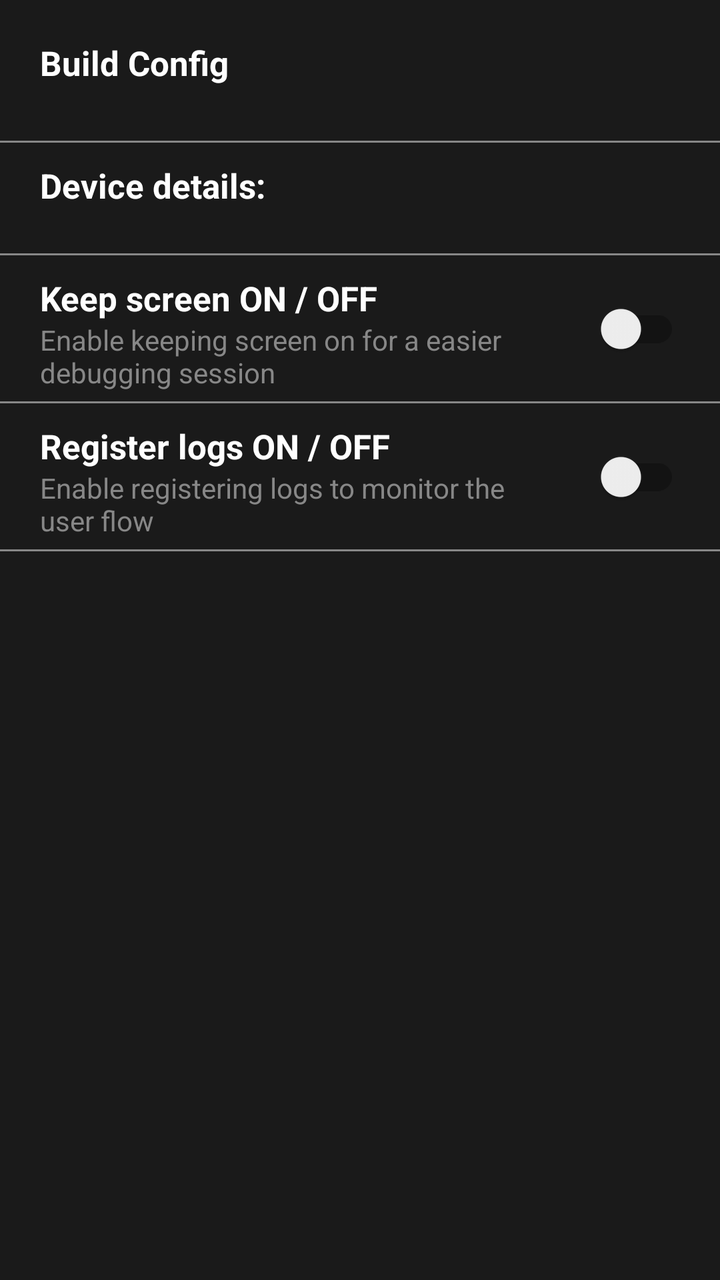
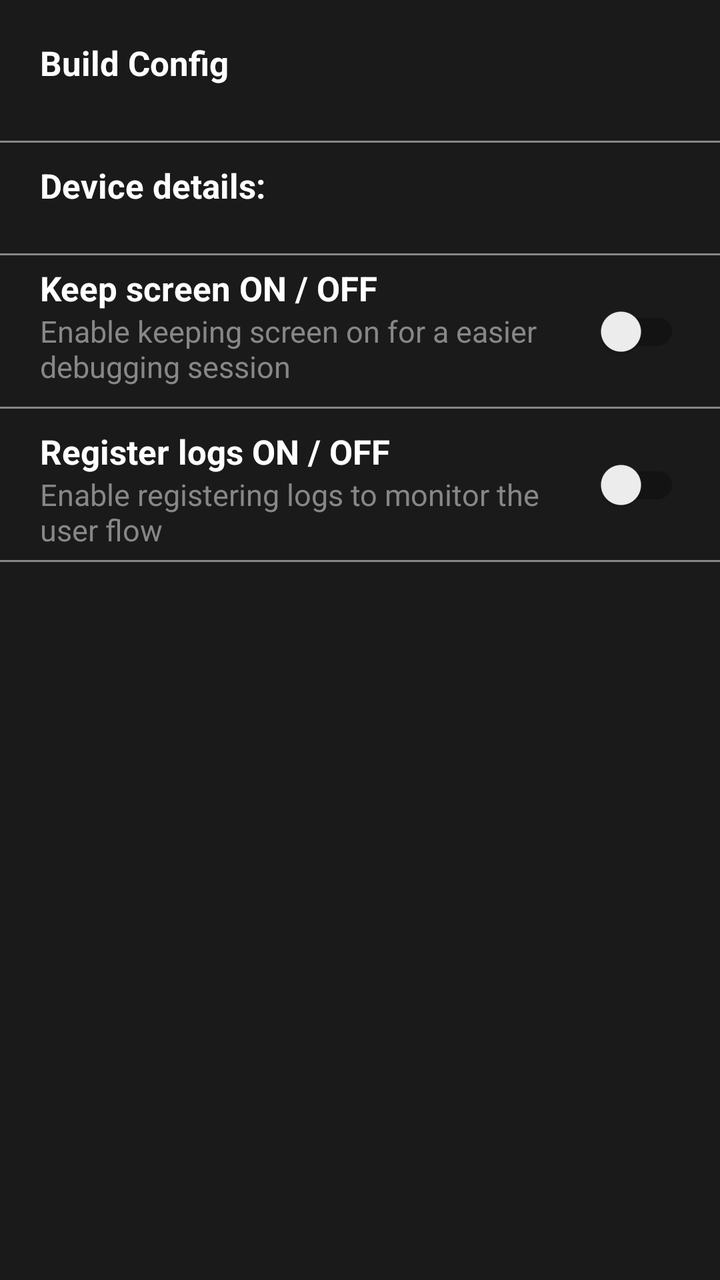

The first picture is an Android layout as it rendered before a commit; the second is the same layout after the commit. The layout source and the unified diff follow.
<!-- AndroidManifest.xml: application theme Theme.BaseMVVM -->
<!-- res/layout/activity_developer.xml -->
<?xml version="1.0" encoding="utf-8"?>
<androidx.constraintlayout.widget.ConstraintLayout xmlns:android="http://schemas.android.com/apk/res/android"
    xmlns:app="http://schemas.android.com/apk/res-auto"
    xmlns:tools="http://schemas.android.com/tools"
    android:layout_width="match_parent"
    android:layout_height="match_parent"
    tools:context=".developeroptions.DeveloperActivity"
    android:background="@color/dark_gray"
    >


    <TextView
        android:id="@+id/buildConfigTextView"
        android:layout_width="wrap_content"
        android:layout_height="wrap_content"
        app:layout_constraintTop_toTopOf="parent"
        app:layout_constraintLeft_toLeftOf="parent"
        android:layout_marginTop="20dp"
        android:layout_marginStart="20dp"
        android:text="@string/build_config"
        android:textStyle="bold"
        android:textColor="@color/white"
        android:textSize="17sp" />

    <TextView
        android:id="@+id/versionNameTextView"
        android:layout_width="wrap_content"
        android:layout_height="wrap_content"
        app:layout_constraintTop_toBottomOf="@id/buildConfigTextView"
        app:layout_constraintLeft_toLeftOf="parent"
        android:layout_marginTop="5dp"
        android:layout_marginStart="20dp"
        android:textColor="@color/letters_gray"
        android:textSize="13sp"
        android:textStyle="bold"
        >

    </TextView>


    <View
        android:id="@+id/divider1"
        android:layout_width="match_parent"
        android:layout_height="1dp"
        android:background="@color/letters_gray"
        app:layout_constraintLeft_toLeftOf="parent"
        app:layout_constraintRight_toRightOf="parent"
        app:layout_constraintTop_toBottomOf="@id/versionNameTextView"
        android:layout_marginTop="5dp"/>

    <TextView
        android:id="@+id/deviceDetailsTextView"
        android:layout_width="wrap_content"
        android:layout_height="wrap_content"
        app:layout_constraintTop_toBottomOf="@id/divider1"
        app:layout_constraintLeft_toLeftOf="parent"
        android:layout_marginTop="10dp"
        android:layout_marginStart="20dp"
        android:textColor="@color/white"
        android:textSize="17sp"
        android:text="@string/device_details"
        android:textStyle="bold"
        >

    </TextView>

    <TextView
        android:id="@+id/deviceDetailsValueTextView"
        android:layout_width="wrap_content"
        android:layout_height="wrap_content"
        app:layout_constraintTop_toBottomOf="@id/deviceDetailsTextView"
        app:layout_constraintLeft_toLeftOf="parent"
        android:layout_marginStart="20dp"
        android:textColor="@color/letters_gray"
        android:textSize="13sp"
        >

    </TextView>

    <View
        android:id="@+id/divider2"
        android:layout_width="match_parent"
        android:layout_height="1dp"
        android:background="@color/letters_gray"
        app:layout_constraintLeft_toLeftOf="parent"
        app:layout_constraintRight_toRightOf="parent"
        app:layout_constraintTop_toBottomOf="@id/deviceDetailsValueTextView"
        android:layout_marginTop="5dp"/>





    <androidx.appcompat.widget.SwitchCompat
        android:id="@+id/keepScreenOnOffSwitch"
        android:layout_width="wrap_content"
        android:layout_height="wrap_content"
        app:layout_constraintTop_toTopOf="@id/divider2"
        app:layout_constraintBottom_toBottomOf="@id/divider3"
        app:layout_constraintRight_toRightOf="parent"
        android:layout_marginEnd="20dp">

    </androidx.appcompat.widget.SwitchCompat>

    <TextView
        android:id="@+id/keepScreenOnTextView"
        android:layout_width="wrap_content"
        android:layout_height="wrap_content"
        app:layout_constraintTop_toBottomOf="@id/divider2"
        app:layout_constraintLeft_toLeftOf="parent"
        android:layout_marginStart="20dp"
        android:layout_marginTop="10dp"
        android:textStyle="bold"
        android:textSize="17sp"
        android:textColor="@color/white"
        android:text="@string/keep_screen_on_off" />

    <TextView
        android:id="@+id/keepScreenOnDescriptionTextView"
        android:layout_width="wrap_content"
        android:layout_height="wrap_content"
        app:layout_constraintTop_toBottomOf="@id/keepScreenOnTextView"
        app:layout_constraintLeft_toLeftOf="parent"
        android:layout_marginStart="20dp"
        android:text="@string/keep_screen_on_off_text"
        android:textColor="@color/letters_gray"
        android:textSize="14sp"
        android:maxWidth="250dp" />

    <View
        android:id="@+id/divider3"
        android:layout_width="match_parent"
        android:layout_height="1dp"
        android:background="@color/letters_gray"
        app:layout_constraintLeft_toLeftOf="parent"
        app:layout_constraintRight_toRightOf="parent"
        app:layout_constraintTop_toBottomOf="@id/keepScreenOnDescriptionTextView"
        android:layout_marginTop="5dp"/>

    <androidx.appcompat.widget.SwitchCompat
        android:id="@+id/logsOnOffSwitch"
        android:layout_width="wrap_content"
        android:layout_height="wrap_content"
        app:layout_constraintTop_toTopOf="@id/divider3"
        app:layout_constraintBottom_toBottomOf="@id/divider4"
        app:layout_constraintRight_toRightOf="parent"
        android:layout_marginEnd="20dp">

    </androidx.appcompat.widget.SwitchCompat>

    <TextView
        android:id="@+id/registerlogsOnOffTextView"
        android:layout_width="wrap_content"
        android:layout_height="wrap_content"
        app:layout_constraintLeft_toLeftOf="parent"
        app:layout_constraintTop_toBottomOf="@id/divider3"
        android:layout_marginStart="20dp"
        android:layout_marginTop="10dp"
        android:textStyle="bold"
        android:textSize="17sp"
        android:textColor="@color/white"
        android:text="@string/logs_on_off" />

    <TextView
        android:id="@+id/registerLogsDescriptionTextView"
        android:layout_width="wrap_content"
        android:layout_height="wrap_content"
        app:layout_constraintTop_toBottomOf="@id/registerlogsOnOffTextView"
        app:layout_constraintLeft_toLeftOf="parent"
        android:layout_marginStart="20dp"
        android:text="@string/logs_on_off_text"
        android:textColor="@color/letters_gray"
        android:textSize="14sp"
        android:maxWidth="250dp" />

    <View
        android:id="@+id/divider4"
        android:layout_width="match_parent"
        android:layout_height="1dp"
        android:background="@color/letters_gray"
        app:layout_constraintLeft_toLeftOf="parent"
        app:layout_constraintRight_toRightOf="parent"
        app:layout_constraintTop_toBottomOf="@id/registerLogsDescriptionTextView"
        android:layout_marginTop="5dp"/>


</androidx.constraintlayout.widget.ConstraintLayout>
<!-- resources referenced by this layout -->
<resources>
  <color name="dark_gray">#1a1a1a</color>
  <color name="letters_gray">#878787</color>
  <color name="white">#FFFFFFFF</color>
  <string name="build_config">Build Config</string>
  <string name="device_details">Device details: </string>
  <string name="keep_screen_on_off">Keep screen ON / OFF</string>
  <string name="keep_screen_on_off_text">Enable keeping screen on for a easier debugging session</string>
  <string name="logs_on_off">Register logs ON / OFF</string>
  <string name="logs_on_off_text">Enable registering logs to monitor the user flow</string>
  <style name="Theme.BaseMVVM" parent="Theme.MaterialComponents.DayNight.DarkActionBar">
          
          <item name="colorPrimary">@color/purple_500</item>
          <item name="colorPrimaryVariant">@color/purple_700</item>
          <item name="colorOnPrimary">@color/white</item>
          
          <item name="colorSecondary">@color/teal_200</item>
          <item name="colorSecondaryVariant">@color/teal_700</item>
          <item name="colorOnSecondary">@color/black</item>
          
          <item name="android:statusBarColor" tools:targetApi="l">?attr/colorPrimaryVariant</item>
          
      </style>
  <color name="purple_500">#FF6200EE</color>
  <color name="purple_700">#FF3700B3</color>
  <color name="teal_200">#FF03DAC5</color>
  <color name="teal_700">#FF018786</color>
  <color name="black">#FF000000</color>
</resources>

<!-- the commit's change to res/layout/activity_developer.xml (unified diff, before → after) -->
@@ -4,184 +4,163 @@
     xmlns:tools="http://schemas.android.com/tools"
     android:layout_width="match_parent"
     android:layout_height="match_parent"
-    tools:context=".developeroptions.DeveloperActivity"
     android:background="@color/dark_gray"
-    >
-
+    tools:context=".developeroptions.DeveloperActivity">
 
     <TextView
         android:id="@+id/buildConfigTextView"
         android:layout_width="wrap_content"
         android:layout_height="wrap_content"
-        app:layout_constraintTop_toTopOf="parent"
+        android:layout_marginStart="@dimen/dev_base_margin"
+        android:layout_marginTop="@dimen/dev_base_margin"
+        android:text="@string/build_config"
+        android:textColor="@color/white"
+        android:textSize="@dimen/dev_big_letter"
+        android:textStyle="bold"
         app:layout_constraintLeft_toLeftOf="parent"
-        android:layout_marginTop="20dp"
-        android:layout_marginStart="20dp"
-        android:text="@string/build_config"
-        android:textStyle="bold"
-        android:textColor="@color/white"
-        android:textSize="17sp" />
+        app:layout_constraintTop_toTopOf="parent" />
 
     <TextView
         android:id="@+id/versionNameTextView"
         android:layout_width="wrap_content"
         android:layout_height="wrap_content"
-        app:layout_constraintTop_toBottomOf="@id/buildConfigTextView"
+        android:layout_marginStart="@dimen/dev_base_margin"
+        android:layout_marginTop="@dimen/comp_to_view_margin"
+        android:textColor="@color/letters_gray"
+        android:textSize="@dimen/dev_small_letter"
+        android:textStyle="bold"
         app:layout_constraintLeft_toLeftOf="parent"
-        android:layout_marginTop="5dp"
-        android:layout_marginStart="20dp"
-        android:textColor="@color/letters_gray"
-        android:textSize="13sp"
-        android:textStyle="bold"
-        >
-
-    </TextView>
-
+        app:layout_constraintTop_toBottomOf="@id/buildConfigTextView" />
 
     <View
         android:id="@+id/divider1"
         android:layout_width="match_parent"
-        android:layout_height="1dp"
+        android:layout_height="@dimen/dev_divider_height_dim"
+        android:layout_marginTop="5dp"
         android:background="@color/letters_gray"
         app:layout_constraintLeft_toLeftOf="parent"
         app:layout_constraintRight_toRightOf="parent"
-        app:layout_constraintTop_toBottomOf="@id/versionNameTextView"
-        android:layout_marginTop="5dp"/>
+        app:layout_constraintTop_toBottomOf="@id/versionNameTextView" />
 
     <TextView
         android:id="@+id/deviceDetailsTextView"
         android:layout_width="wrap_content"
         android:layout_height="wrap_content"
-        app:layout_constraintTop_toBottomOf="@id/divider1"
+        android:layout_marginStart="@dimen/dev_base_margin"
+        android:layout_marginTop="@dimen/view_to_comp_margin"
+        android:text="@string/device_details"
+        android:textColor="@color/white"
+        android:textSize="@dimen/dev_big_letter"
+        android:textStyle="bold"
         app:layout_constraintLeft_toLeftOf="parent"
-        android:layout_marginTop="10dp"
-        android:layout_marginStart="20dp"
-        android:textColor="@color/white"
-        android:textSize="17sp"
-        android:text="@string/device_details"
-        android:textStyle="bold"
-        >
-
-    </TextView>
+        app:layout_constraintTop_toBottomOf="@id/divider1" />
 
     <TextView
         android:id="@+id/deviceDetailsValueTextView"
         android:layout_width="wrap_content"
         android:layout_height="wrap_content"
-        app:layout_constraintTop_toBottomOf="@id/deviceDetailsTextView"
+        android:layout_marginStart="@dimen/dev_base_margin"
+        android:textColor="@color/letters_gray"
+        android:textSize="@dimen/dev_small_letter"
         app:layout_constraintLeft_toLeftOf="parent"
-        android:layout_marginStart="20dp"
-        android:textColor="@color/letters_gray"
-        android:textSize="13sp"
-        >
-
-    </TextView>
+        app:layout_constraintTop_toBottomOf="@id/deviceDetailsTextView" />
 
     <View
         android:id="@+id/divider2"
         android:layout_width="match_parent"
-        android:layout_height="1dp"
+        android:layout_height="@dimen/dev_divider_height_dim"
+        android:layout_marginTop="@dimen/comp_to_view_margin"
         android:background="@color/letters_gray"
         app:layout_constraintLeft_toLeftOf="parent"
         app:layout_constraintRight_toRightOf="parent"
-        app:layout_constraintTop_toBottomOf="@id/deviceDetailsValueTextView"
-        android:layout_marginTop="5dp"/>
-
-
-
-
+        app:layout_constraintTop_toBottomOf="@id/deviceDetailsValueTextView" />
 
     <androidx.appcompat.widget.SwitchCompat
         android:id="@+id/keepScreenOnOffSwitch"
         android:layout_width="wrap_content"
         android:layout_height="wrap_content"
-        app:layout_constraintTop_toTopOf="@id/divider2"
+        android:layout_marginEnd="@dimen/dev_base_margin"
         app:layout_constraintBottom_toBottomOf="@id/divider3"
         app:layout_constraintRight_toRightOf="parent"
-        android:layout_marginEnd="20dp">
-
-    </androidx.appcompat.widget.SwitchCompat>
+        app:layout_constraintTop_toTopOf="@id/divider2" />
 
     <TextView
         android:id="@+id/keepScreenOnTextView"
         android:layout_width="wrap_content"
         android:layout_height="wrap_content"
-        app:layout_constraintTop_toBottomOf="@id/divider2"
+        android:layout_marginStart="@dimen/dev_base_margin"
+        android:layout_marginTop="@dimen/comp_to_view_margin"
+        android:text="@string/keep_screen_on_off"
+        android:textColor="@color/white"
+        android:textSize="@dimen/dev_big_letter"
+        android:textStyle="bold"
         app:layout_constraintLeft_toLeftOf="parent"
-        android:layout_marginStart="20dp"
-        android:layout_marginTop="10dp"
-        android:textStyle="bold"
-        android:textSize="17sp"
-        android:textColor="@color/white"
-        android:text="@string/keep_screen_on_off" />
+        app:layout_constraintTop_toBottomOf="@id/divider2" />
 
     <TextView
         android:id="@+id/keepScreenOnDescriptionTextView"
         android:layout_width="wrap_content"
         android:layout_height="wrap_content"
-        app:layout_constraintTop_toBottomOf="@id/keepScreenOnTextView"
-        app:layout_constraintLeft_toLeftOf="parent"
-        android:layout_marginStart="20dp"
+        android:layout_marginStart="@dimen/dev_base_margin"
+        android:maxWidth="250dp"
         android:text="@string/keep_screen_on_off_text"
         android:textColor="@color/letters_gray"
-        android:textSize="14sp"
-        android:maxWidth="250dp" />
+        android:textSize="@dimen/dev_medium_letter"
+        app:layout_constraintLeft_toLeftOf="parent"
+        app:layout_constraintTop_toBottomOf="@id/keepScreenOnTextView" />
 
     <View
         android:id="@+id/divider3"
         android:layout_width="match_parent"
-        android:layout_height="1dp"
+        android:layout_height="@dimen/dev_divider_height_dim"
+        android:layout_marginTop="@dimen/view_to_comp_margin"
         android:background="@color/letters_gray"
         app:layout_constraintLeft_toLeftOf="parent"
         app:layout_constraintRight_toRightOf="parent"
-        app:layout_constraintTop_toBottomOf="@id/keepScreenOnDescriptionTextView"
-        android:layout_marginTop="5dp"/>
+        app:layout_constraintTop_toBottomOf="@id/keepScreenOnDescriptionTextView" />
 
     <androidx.appcompat.widget.SwitchCompat
         android:id="@+id/logsOnOffSwitch"
         android:layout_width="wrap_content"
         android:layout_height="wrap_content"
-        app:layout_constraintTop_toTopOf="@id/divider3"
+        android:layout_marginEnd="@dimen/dev_base_margin"
         app:layout_constraintBottom_toBottomOf="@id/divider4"
         app:layout_constraintRight_toRightOf="parent"
-        android:layout_marginEnd="20dp">
-
-    </androidx.appcompat.widget.SwitchCompat>
+        app:layout_constraintTop_toTopOf="@id/divider3" />
 
     <TextView
         android:id="@+id/registerlogsOnOffTextView"
         android:layout_width="wrap_content"
         android:layout_height="wrap_content"
+        android:layout_marginStart="@dimen/dev_base_margin"
+        android:layout_marginTop="@dimen/view_to_comp_margin"
+        android:text="@string/logs_on_off"
+        android:textColor="@color/white"
+        android:textSize="@dimen/dev_big_letter"
+        android:textStyle="bold"
         app:layout_constraintLeft_toLeftOf="parent"
-        app:layout_constraintTop_toBottomOf="@id/divider3"
-        android:layout_marginStart="20dp"
-        android:layout_marginTop="10dp"
-        android:textStyle="bold"
-        android:textSize="17sp"
-        android:textColor="@color/white"
-        android:text="@string/logs_on_off" />
+        app:layout_constraintTop_toBottomOf="@id/divider3" />
 
     <TextView
         android:id="@+id/registerLogsDescriptionTextView"
         android:layout_width="wrap_content"
         android:layout_height="wrap_content"
-        app:layout_constraintTop_toBottomOf="@id/registerlogsOnOffTextView"
-        app:layout_constraintLeft_toLeftOf="parent"
-        android:layout_marginStart="20dp"
+        android:layout_marginStart="@dimen/dev_base_margin"
+        android:maxWidth="250dp"
         android:text="@string/logs_on_off_text"
         android:textColor="@color/letters_gray"
-        android:textSize="14sp"
-        android:maxWidth="250dp" />
+        android:textSize="@dimen/dev_medium_letter"
+        app:layout_constraintLeft_toLeftOf="parent"
+        app:layout_constraintTop_toBottomOf="@id/registerlogsOnOffTextView" />
 
     <View
         android:id="@+id/divider4"
         android:layout_width="match_parent"
-        android:layout_height="1dp"
+        android:layout_height="@dimen/dev_divider_height_dim"
+        android:layout_marginTop="@dimen/comp_to_view_margin"
         android:background="@color/letters_gray"
         app:layout_constraintLeft_toLeftOf="parent"
         app:layout_constraintRight_toRightOf="parent"
-        app:layout_constraintTop_toBottomOf="@id/registerLogsDescriptionTextView"
-        android:layout_marginTop="5dp"/>
-
+        app:layout_constraintTop_toBottomOf="@id/registerLogsDescriptionTextView" />
 
 </androidx.constraintlayout.widget.ConstraintLayout>
<!-- resource entries referenced after the edit -->
@@ -3,6 +3,13 @@
   <color name="dark_gray">#1a1a1a</color>
   <color name="letters_gray">#878787</color>
   <color name="white">#FFFFFFFF</color>
+  <dimen name="comp_to_view_margin">5dp</dimen>
+  <dimen name="dev_base_margin">20dp</dimen>
+  <dimen name="dev_big_letter">17sp</dimen>
+  <dimen name="dev_divider_height_dim">1dp</dimen>
+  <dimen name="dev_medium_letter">15sp</dimen>
+  <dimen name="dev_small_letter">13sp</dimen>
+  <dimen name="view_to_comp_margin">10dp</dimen>
   <string name="build_config">Build Config</string>
   <string name="device_details">Device details: </string>
   <string name="keep_screen_on_off">Keep screen ON / OFF</string>
